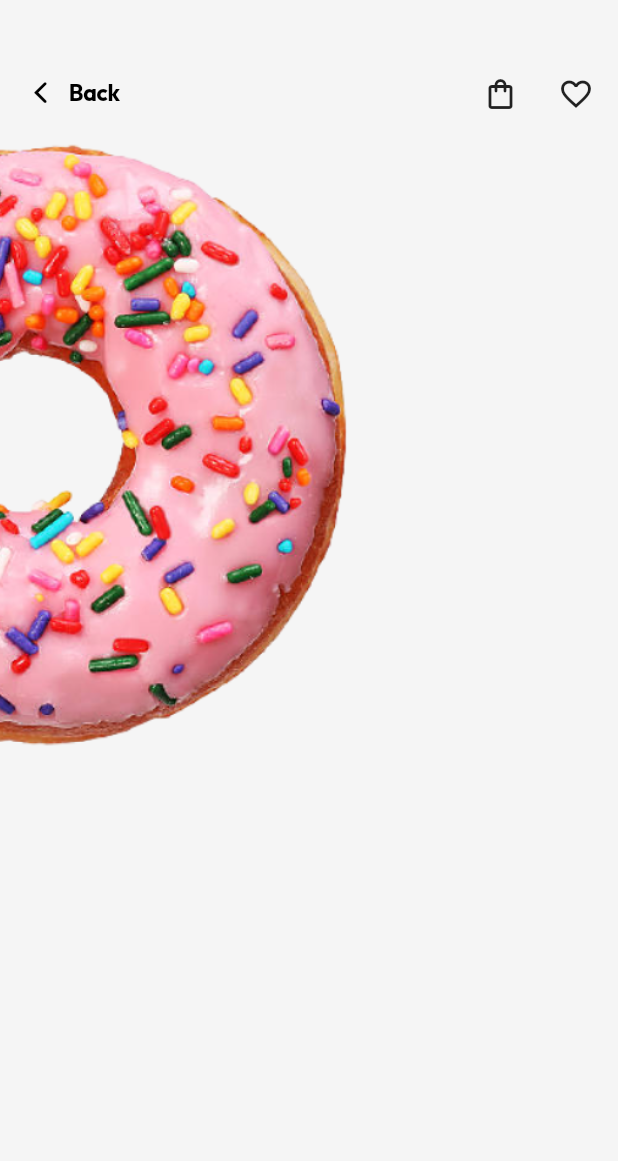
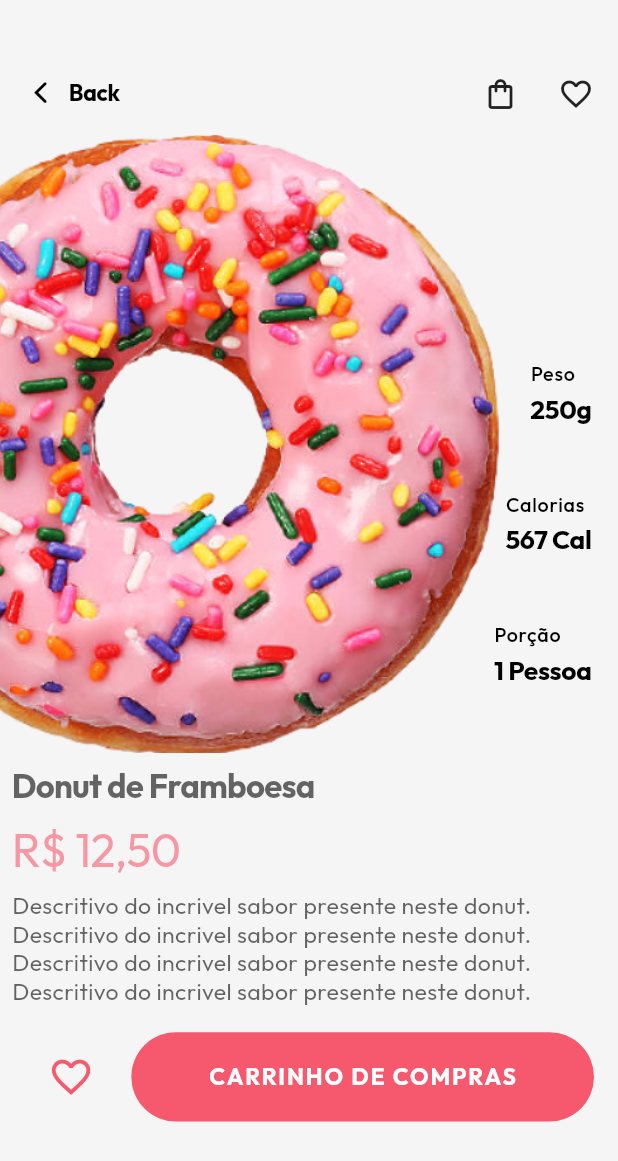
Before and after one commit to dariopmaciel/delivery_food_app, a Flutter app: the ProductionScreen screen opened directly, on a phone screen of 412 x 824 dp. Shown: the top 1161 px of the screen. Run offline on Flutter 3.47's test engine with Material 2 defaults, Android fonts, the phone set to English and light mode, and no system bars; our stand-ins replace flutter_svg.

Commit message:
segunda tela

```diff
--- a/lib/screens/product_screen/production_screen.dart
+++ b/lib/screens/product_screen/production_screen.dart
@@ -1,8 +1,11 @@
+import 'package:delivery_food_app/core/animations/fade_animation.dart';
 import 'package:delivery_food_app/core/animations/scale_animation.dart';
+import 'package:delivery_food_app/core/animations/slide_animation.dart';
 import 'package:delivery_food_app/core/utils/navigation.dart';
 import 'package:delivery_food_app/core/utils/size_config.dart';
 import 'package:delivery_food_app/core/utils/ui_helper.dart';
 import 'package:delivery_food_app/core/widgets/custom_widgets.dart';
+import 'package:delivery_food_app/screens/product_screen/widget/product_info_text.dart';
 import 'package:flutter/material.dart';
 import 'package:flutter/src/widgets/container.dart';
 import 'package:flutter/src/widgets/framework.dart';
@@ -89,14 +92,122 @@ class _ProductionScreenState extends State<ProductionScreen> {
                           alignment: Alignment.centerLeft,
                           child: Image.asset(
                             "assets/images/donut/donut_4.png",
-                            width: rw(380),
+                            width: rw(600),
                           ),
                         ),
                       ),
-                    )
+                    ),
+                    //INFORMAÇÃO DO PRODUTO
+                    Positioned.fill(
+                      top: rh(40),
+                      bottom: 0,
+                      right: rw(space2x),
+                      child: Align(
+                        alignment: Alignment.centerRight,
+                        child: FadeAnimation(
+                          duration: const Duration(milliseconds: 1250),
+                          child: ScaleAnimation(
+                            intervalStart: 0.4,
+                            duration: const Duration(milliseconds: 1250),
+                            child: Column(
+                              mainAxisAlignment: MainAxisAlignment.end,
+                              crossAxisAlignment: CrossAxisAlignment.end,
+                              children: const <Widget>[
+                                ProductInfoText(
+                                  text: "Peso",
+                                  value: "250g",
+                                ),
+                                ProductInfoText(
+                                  text: "Calorias",
+                                  value: "567 Cal",
+                                ),
+                                ProductInfoText(
+                                  text: "Porção",
+                                  value: "1 Pessoa",
+                                ),
+                              ],
+                            ),
+                          ),
+                        ),
+                      ),
+                    ),
                   ],
                 ),
-              )
+              ),
+              Padding(
+                padding: const EdgeInsets.all(8.0),
+                child: FadeAnimation(
+                  intervalStart: 0.4,
+                  duration: const Duration(milliseconds: 3000),
+                  child: SlideAnimation(
+                    intervalStart: 0.4,
+                    begin: const Offset(0, 80),
+                    child: Column(
+                      crossAxisAlignment: CrossAxisAlignment.start,
+                      children: <Widget>[
+                        Text(
+                          "Donut de Framboesa",
+                          style: Theme.of(context).textTheme.headline4,
+                        ),
+                        SizedBox(height: rf(space1x)),
+                        Text(
+                          "R\$ 12,50",
+                          style:
+                              Theme.of(context).textTheme.headline4!.copyWith(
+                                    color: Theme.of(context).primaryColorDark,
+                                    fontSize: rf(28),
+                                    fontWeight: FontWeight.normal,
+                                  ),
+                        ),
+                        SizedBox(height: rf(space1x)),
+                        Text(
+                          "Descritivo do incrivel sabor presente neste donut. Descritivo do incrivel sabor presente neste donut. Descritivo do incrivel sabor presente neste donut. Descritivo do incrivel sabor presente neste donut.",
+                          style: Theme.of(context).textTheme.bodyText2,
+                        ),
+                      ],
+                    ),
+                  ),
+                ),
+              ),
+              Padding(
+                padding: const EdgeInsets.symmetric(
+                  horizontal: space2x,
+                  vertical: space1x,
+                ),
+                child: Row(
+                  mainAxisAlignment: MainAxisAlignment.spaceBetween,
+                  children: <Widget>[
+                    Container(
+                      decoration: BoxDecoration(
+                        borderRadius: BorderRadius.circular(15),
+                        color: Colors.transparent,
+                      ),
+                      child: Buttons.icon(
+                        context: context,
+                        icon: Icons.favorite_border,
+                        size: 28,
+                        iconColor: Theme.of(context).primaryColorDark,
+                        top: space2x,
+                        left: space2x,
+                        right: space2x,
+                        bottom: space2x,
+                        semanticLabel: "Favorito",
+                        onPressed: () {},
+                      ),
+                    ),
+                    SizedBox(width: rw(space1x)),
+                    Expanded(
+                      child: Buttons.flexible(
+                        vPadding: 20,
+                        borderRadius: 100,
+                        context: context,
+                        text: "Carrinho de Compras",
+                        onPressed: () {},
+                      ),
+                    ),
+                  ],
+                ),
+              ),
             ],
           ),
         ),
--- /dev/null
+++ b/lib/screens/product_screen/widget/product_info_text.dart
@@ -0,0 +1,33 @@
+import 'package:delivery_food_app/core/utils/utils.dart';
+import 'package:flutter/material.dart';
+
+class ProductInfoText extends StatelessWidget {
+  const ProductInfoText({super.key, required this.text, required this.value});
+
+  final String text;
+  final String value;
+
+  @override
+  Widget build(BuildContext context) {
+    return Column(
+      crossAxisAlignment: CrossAxisAlignment.start,
+      children: [
+        Text(
+          text,
+          style:
+              Theme.of(context).textTheme.bodyText1!.copyWith(fontSize: rf(12)),
+        ),
+        Text(
+          value,
+          style: Theme.of(context).textTheme.headline6!.copyWith(
+                fontSize: rf(16),
+                height: 1.5,
+              ),
+        ),
+        SizedBox(
+          height: rf(space5x),
+        )
+      ],
+    );
+  }
+}
```
